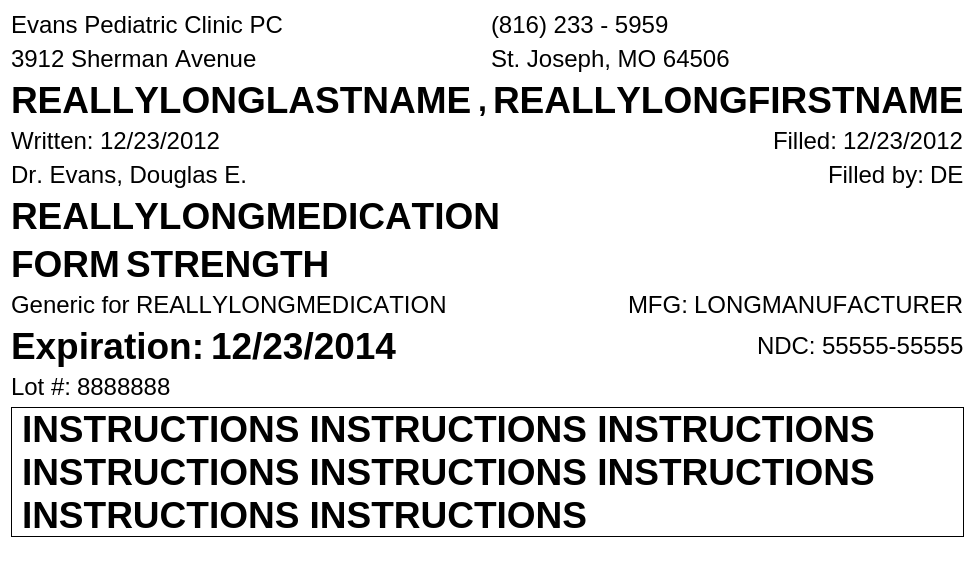
This is mtrack/prescriptionlabel.ui in kyledevans/Medicine-Track as Qt 5 draws it before an edit. The edited form follows.
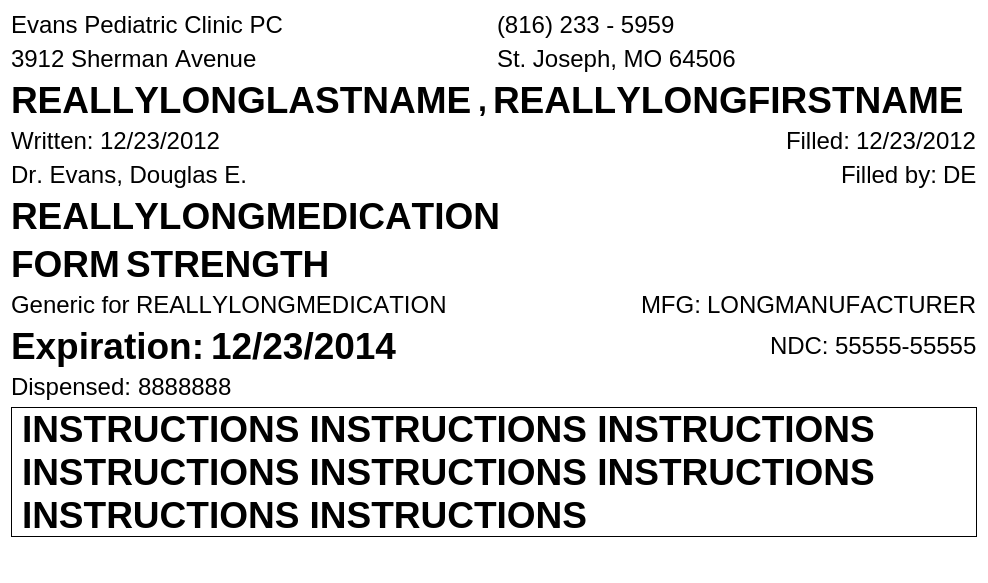
This is the edited form.

Commit message: Removing lot number from label. Adding dispensed. 	modified:   mtrack/prescriptionlabel.ui

What changed in the file:
```diff
--- a/mtrack/prescriptionlabel.ui
+++ b/mtrack/prescriptionlabel.ui
@@ -6,7 +6,7 @@
    <rect>
     <x>0</x>
     <y>0</y>
-    <width>841</width>
+    <width>988</width>
     <height>583</height>
    </rect>
   </property>
@@ -546,7 +546,7 @@
         </font>
        </property>
        <property name="text">
-        <string>Lot #:</string>
+        <string>Dispensed:</string>
        </property>
       </widget>
      </item>
```
